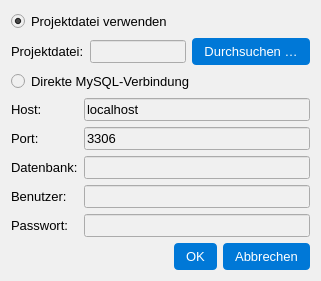
Before: the Qt Designer form src/ui/design/market_loader_dialog.ui in CodeName-666/VDataParser, drawn with Qt 5.
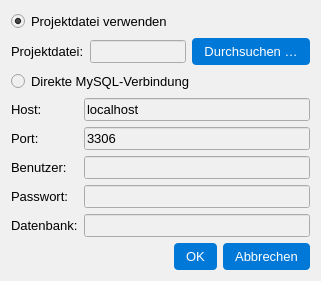
After: the same form once the commit is applied.

Commit message: Move database field under password in market loader dialog

Diff of the .ui file:
```diff
--- a/src/ui/design/market_loader_dialog.ui
+++ b/src/ui/design/market_loader_dialog.ui
@@ -90,39 +90,39 @@
       </widget>
      </item>
      <item row="2" column="0">
-      <widget class="QLabel" name="labelDatabase">
-       <property name="text">
-        <string>Datenbank:</string>
-       </property>
-      </widget>
-     </item>
-     <item row="2" column="1">
-      <widget class="QLineEdit" name="dbEdit"/>
-     </item>
-     <item row="3" column="0">
       <widget class="QLabel" name="labelUser">
        <property name="text">
         <string>Benutzer:</string>
        </property>
       </widget>
      </item>
-     <item row="3" column="1">
+     <item row="2" column="1">
       <widget class="QLineEdit" name="userEdit"/>
      </item>
-     <item row="4" column="0">
+     <item row="3" column="0">
       <widget class="QLabel" name="labelPassword">
        <property name="text">
         <string>Passwort:</string>
        </property>
       </widget>
      </item>
-     <item row="4" column="1">
+     <item row="3" column="1">
       <widget class="QLineEdit" name="pwEdit">
        <property name="echoMode">
         <enum>QLineEdit::EchoMode::Password</enum>
        </property>
       </widget>
      </item>
+     <item row="4" column="0">
+      <widget class="QLabel" name="labelDatabase">
+       <property name="text">
+        <string>Datenbank:</string>
+       </property>
+      </widget>
+     </item>
+     <item row="4" column="1">
+      <widget class="QLineEdit" name="dbEdit"/>
+     </item>
     </layout>
    </item>
    <item>
```
The commit also changes 1 other file.
